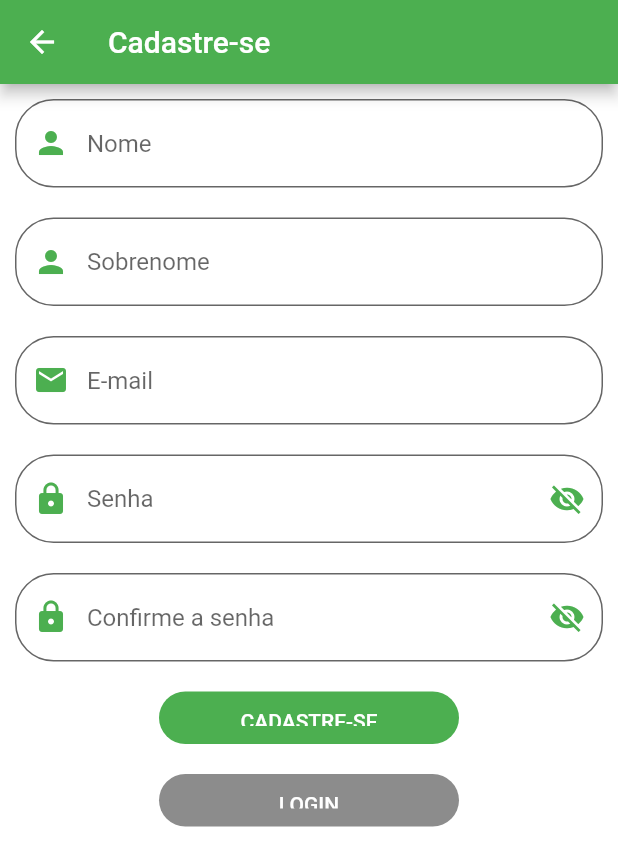
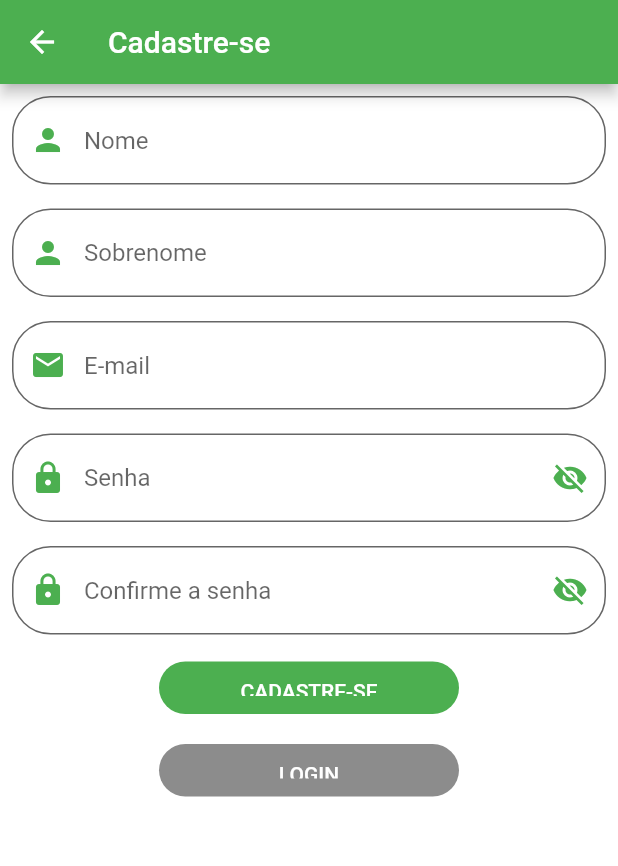
Before and after one commit to EdnildoCunha/ekitanda, a Flutter app: the Register screen opened by its route, on a phone screen of 412 x 824 dp. Shown: the top 866 px of the screen. Run offline on Flutter 3.47's test engine with Material 2 defaults, Android fonts, the light colour scheme and no system bars; our stand-ins replace dio.

Commit message:
cadastro corrigido

```diff
--- a/ekitanda/lib/auth/register.dart
+++ b/ekitanda/lib/auth/register.dart
@@ -43,7 +43,7 @@ class _NewRegister extends State<Register> {
             child: Column(
               children: [
                 Padding(
-                  padding: EdgeInsets.all(10.0),
+                  padding: EdgeInsets.all(8.0),
                   child: TextFormField(
                     controller: inputFirstName,
                     decoration: InputDecoration(
@@ -66,7 +66,7 @@ class _NewRegister extends State<Register> {
                   ),
                 ),
                 Padding(
-                  padding: EdgeInsets.all(10.0),
+                  padding: EdgeInsets.all(8.0),
                   child: TextFormField(
                     controller: inputLastName,
                     decoration: InputDecoration(
@@ -89,7 +89,7 @@ class _NewRegister extends State<Register> {
                   ),
                 ),
                 Padding(
-                  padding: EdgeInsets.all(10.0),
+                  padding: EdgeInsets.all(8.0),
                   child: TextFormField(
                     controller: inputEmail,
                     decoration: InputDecoration(
@@ -114,7 +114,7 @@ class _NewRegister extends State<Register> {
                   ),
                 ),
                 Padding(
-                  padding: EdgeInsets.all(10.0),
+                  padding: EdgeInsets.all(8.0),
                   child: TextFormField(
                     style: TextStyle(color: Colors.green),
                     controller: inputPassword,
@@ -151,7 +151,7 @@ class _NewRegister extends State<Register> {
                   ),
                 ),
                 Padding(
-                  padding: EdgeInsets.all(10.0),
+                  padding: EdgeInsets.all(8.0),
                   child: TextFormField(
                     style: TextStyle(color: Colors.green),
                     controller: inputConfirmPassword,
```
